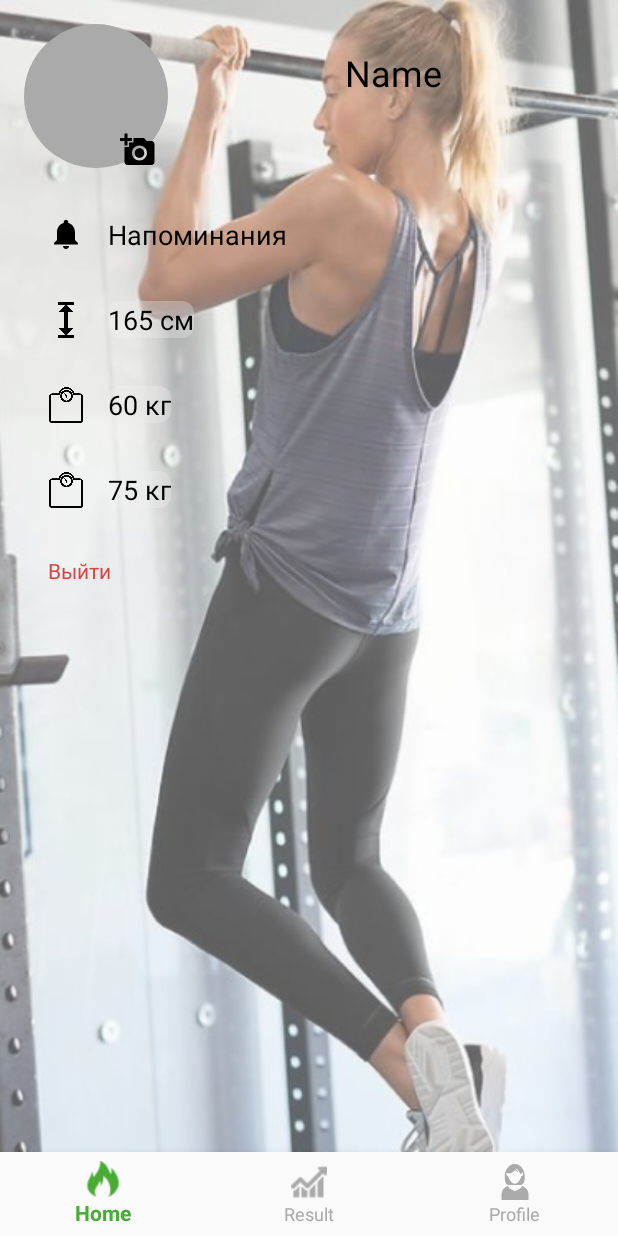
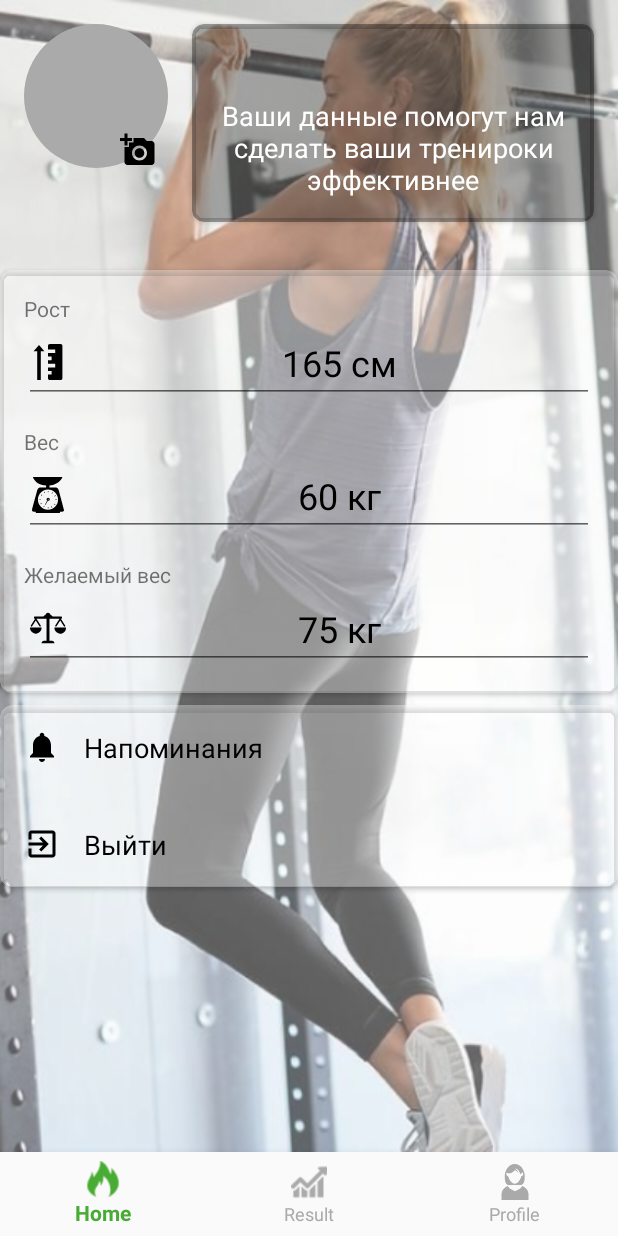
Before and after one commit to Temirbay/TrainingApp, an Android app: the fragment ProfileFragment placed in its activity, on a phone screen of 412 x 824 dp. Run offline under Robolectric (Android 15) with nearby library versions, the phone set to English and light mode, and no system bars; our stand-ins replace ButterKnife, CircleImageView, Firebase (no records; nobody signed in at launch, a user with empty details on screens opened directly); pictures from the network do not load; 3 statements that could not run were skipped.

Commit message:
changed design

```diff
--- a/app/src/main/java/com/example/trainingapp/exercises/ExerciseDetailsActivity.java
+++ b/app/src/main/java/com/example/trainingapp/exercises/ExerciseDetailsActivity.java
@@ -1,7 +1,7 @@
 package com.example.trainingapp.exercises;
 
+import android.os.Bundle;
 import android.support.v7.app.AppCompatActivity;
-import android.os.Bundle;
 import android.widget.ImageView;
 import android.widget.TextView;
 
@@ -20,6 +20,9 @@ public class ExerciseDetailsActivity extends AppCompatActivity {
     @BindView(R.id.body)
     TextView body;
 
+    @BindView(R.id.nameLabel)
+    TextView name;
+
     private Exercise exercise;
 
     @Override
@@ -31,6 +34,7 @@ public class ExerciseDetailsActivity extends AppCompatActivity {
         if (exercise != null) {
             Glide.with(this).asGif().load(exercise.gif).into(gif);
             body.setText(exercise.body);
+            name.setText(exercise.name);
         }
     }
 }
--- a/app/src/main/java/com/example/trainingapp/main/ProfileFragment.java
+++ b/app/src/main/java/com/example/trainingapp/main/ProfileFragment.java
@@ -62,6 +62,8 @@ public class ProfileFragment extends Fragment implements View.OnClickListener {
     @BindView(R.id.need_weight_edit)
     EditText needWeight;
 
+    @BindView(R.id.name)
+    TextView name;
 
     @Nullable
     @Override
@@ -81,9 +83,10 @@ public class ProfileFragment extends Fragment implements View.OnClickListener {
     private void initViews() {
         bnSignOut.setOnClickListener(this);
         bnNotifications.setOnClickListener(this);
-        height.setText(CurrentUser.height.toString());
-        weight.setText(CurrentUser.weight.toString());
-        needWeight.setText(CurrentUser.needWeight.toString());
+        name.setText(CurrentUser.name);
+        height.setText(CurrentUser.height.toString() + " см");
+        weight.setText(CurrentUser.weight.toString() + " кг");
+        needWeight.setText(CurrentUser.needWeight.toString() + " кг");
         if (CurrentUser.imageUrl != null)
             if (!CurrentUser.imageUrl.equals(""))
                 showAvatar(CurrentUser.imageUrl);
--- /dev/null
+++ b/app/src/main/res/drawable/ic_exit.xml
@@ -0,0 +1,9 @@
+<vector xmlns:android="http://schemas.android.com/apk/res/android"
+        android:width="24dp"
+        android:height="24dp"
+        android:viewportWidth="24.0"
+        android:viewportHeight="24.0">
+    <path
+        android:fillColor="#FF000000"
+        android:pathData="M10.09,15.59L11.5,17l5,-5 -5,-5 -1.41,1.41L12.67,11H3v2h9.67l-2.58,2.59zM19,3H5c-1.11,0 -2,0.9 -2,2v4h2V5h14v14H5v-4H3v4c0,1.1 0.89,2 2,2h14c1.1,0 2,-0.9 2,-2V5c0,-1.1 -0.9,-2 -2,-2z"/>
+</vector>
--- /dev/null
+++ b/app/src/main/res/drawable/ic_height.xml
@@ -0,0 +1,5 @@
+<vector android:height="24dp" android:viewportHeight="20"
+    android:viewportWidth="20" android:width="24dp" xmlns:android="http://schemas.android.com/apk/res/android">
+    <path android:fillColor="#FF000000" android:pathData="m10,1v2h4v2h-4v2h2v2h-2v2h4v2h-4v2h2v2h-2v2c0,0.552 0.448,1 1,1h6c0.552,0 1,-0.448 1,-1v-18c0,-0.552 -0.448,-1 -1,-1h-6c-0.552,0 -1,0.448 -1,1z"/>
+    <path android:fillColor="#FF000000" android:pathData="M2,4l3,-3.414l3,3.414l-2,0l0,16l-2,0l0,-16z"/>
+</vector>
--- /dev/null
+++ b/app/src/main/res/drawable/ic_next.xml
@@ -0,0 +1,9 @@
+<vector xmlns:android="http://schemas.android.com/apk/res/android"
+        android:width="24dp"
+        android:height="24dp"
+        android:viewportWidth="24.0"
+        android:viewportHeight="24.0">
+    <path
+        android:fillColor="#FF000000"
+        android:pathData="M6,18l8.5,-6L6,6v12zM16,6v12h2V6h-2z"/>
+</vector>
--- /dev/null
+++ b/app/src/main/res/drawable/ic_prev.xml
@@ -0,0 +1,9 @@
+<vector xmlns:android="http://schemas.android.com/apk/res/android"
+        android:width="24dp"
+        android:height="24dp"
+        android:viewportWidth="24.0"
+        android:viewportHeight="24.0">
+    <path
+        android:fillColor="#FF000000"
+        android:pathData="M6,6h2v12L6,18zM9.5,12l8.5,6L18,6z"/>
+</vector>
--- /dev/null
+++ b/app/src/main/res/drawable/ic_weight.xml
@@ -0,0 +1,17 @@
+<vector android:height="24dp" android:viewportHeight="380.721"
+    android:viewportWidth="380.721" android:width="24dp" xmlns:android="http://schemas.android.com/apk/res/android">
+    <path android:fillColor="#FF000000" android:pathData="M357.946,340.671c-2.754,-9.399 -47.591,-177.249 -53.69,-200.091c-6.076,-22.831 -21.959,-28.936 -39.852,-28.936c-6.17,0 -29.965,0 -58.326,0V90.55C314.561,80.454 343.492,0 343.492,0H30.032c0,0 24.26,84.985 140.261,91.015v20.617c-26.392,0 -48.125,0 -53.98,0c-17.893,0 -33.764,6.105 -39.858,28.937C70.366,163.411 25.535,331.26 22.776,340.66c-3.439,11.781 -2.37,27.165 21.604,27.165c2.644,0 8.639,0 17.12,0v12.896h254.78v-12.885c9.945,0 17.114,0 20.031,0C360.316,367.836 361.384,352.453 357.946,340.671zM190.364,133.44c58.737,0 106.328,47.567 106.328,106.299s-47.591,106.312 -106.328,106.312c-58.715,0 -106.306,-47.579 -106.306,-106.312S131.648,133.44 190.364,133.44z"/>
+    <path android:fillColor="#FF000000" android:pathData="M129.331,192.952l-10.91,-7.767l-3.224,4.52l10.753,7.627C126.949,195.797 128.186,194.427 129.331,192.952z"/>
+    <path android:fillColor="#FF000000" android:pathData="M159.335,169.133l-5.948,-12.025l-4.984,2.475l6.064,12.206C156.1,170.922 157.645,169.9 159.335,169.133z"/>
+    <path android:fillColor="#FF000000" android:pathData="M113.158,239.74c0,-0.628 0.18,-1.196 0.203,-1.812H99.825v5.542h13.716C113.495,242.204 113.158,241.018 113.158,239.74z"/>
+    <path android:fillColor="#FF000000" android:pathData="M273.792,199.051l-2.661,-4.846l-13.907,7.611c0.883,1.58 1.824,3.207 2.638,4.845L273.792,199.051z"/>
+    <path android:fillColor="#FF000000" android:pathData="M241.503,163.307l-4.764,-2.858l-7.703,12.827c1.592,0.941 3.299,1.69 4.856,2.725L241.503,163.307z"/>
+    <path android:fillColor="#FF000000" android:pathData="M194.517,162.964v-14.245h-5.548v13.954c0.465,0 0.918,-0.128 1.383,-0.128C191.792,162.545 193.111,162.888 194.517,162.964z"/>
+    <path android:fillColor="#FF000000" android:pathData="M235.113,321.837l-7.412,-14.941c-1.604,0.917 -3.195,1.905 -4.869,2.673l7.285,14.732L235.113,321.837z"/>
+    <path android:fillColor="#FF000000" android:pathData="M268.319,291.699l-13.513,-9.597c-0.999,1.557 -2.254,2.928 -3.369,4.38l13.652,9.725L268.319,291.699z"/>
+    <path android:fillColor="#FF000000" android:pathData="M267.576,239.74c0,1.267 -0.303,2.464 -0.36,3.718h16.498v-5.542h-16.301C267.401,238.555 267.576,239.112 267.576,239.74z"/>
+    <path android:fillColor="#FF000000" android:pathData="M188.969,316.807v15.812h5.548v-16.104c-1.406,0.07 -2.725,0.418 -4.165,0.418C189.887,316.934 189.434,316.807 188.969,316.807z"/>
+    <path android:fillColor="#FF000000" android:pathData="M122.284,275.385l-12.601,6.855l2.667,4.857l12.554,-6.832C123.951,278.674 123.132,277.036 122.284,275.385z"/>
+    <path android:fillColor="#FF000000" android:pathData="M154.648,307.791c-1.656,-0.872 -3.312,-1.708 -4.892,-2.661L142,318.026l4.758,2.859L154.648,307.791z"/>
+    <path android:fillColor="#FF000000" android:pathData="M157.814,293.79l4.27,2.417l26.746,-44.743c1.092,0.244 2.104,0.662 3.26,0.662c9.398,0 16.998,-7.61 16.998,-16.986c0,-9.389 -7.6,-16.998 -16.998,-16.998c-9.365,0 -16.981,7.609 -16.981,16.998c0,5.367 2.644,9.945 6.536,13.082L157.814,293.79zM192.1,230.282c2.714,0 4.88,2.186 4.88,4.857c0,2.684 -2.178,4.879 -4.88,4.879c-2.689,0 -4.845,-2.195 -4.845,-4.879C187.255,232.467 189.411,230.282 192.1,230.282z"/>
+</vector>
--- /dev/null
+++ b/app/src/main/res/drawable/ic_weight_balance.xml
@@ -0,0 +1,6 @@
+<vector android:height="24dp" android:viewportHeight="460"
+    android:viewportWidth="460" android:width="24dp" xmlns:android="http://schemas.android.com/apk/res/android">
+    <path android:fillColor="#FF000000" android:pathData="M279.27,392.188h-30.51V112.579h128.58l-54.464,86.423c-2.762,4.382 -1.448,10.176 2.935,12.937c1.554,0.98 3.282,1.445 4.992,1.445c3.115,0 6.161,-1.551 7.944,-4.378l47.235,-74.954l47.233,74.954c2.763,4.382 8.557,5.696 12.938,2.933c4.382,-2.761 5.694,-8.555 2.933,-12.937l-54.462,-86.423h0.688c8.029,0 14.539,-6.51 14.539,-14.539c0,-8.028 -6.509,-14.538 -14.539,-14.538H288.356c-6.04,-8.786 -14.954,-15.438 -25.39,-18.596C261.475,48.005 247.289,34.75 230,34.75c-17.29,0 -31.475,13.255 -32.967,30.156c-10.436,3.158 -19.35,9.81 -25.389,18.596H64.688c-8.03,0 -14.54,6.51 -14.54,14.538c0,8.029 6.509,14.539 14.54,14.539h0.688l-54.464,86.423c-2.762,4.382 -1.448,10.176 2.934,12.937c1.554,0.98 3.283,1.445 4.992,1.445c3.114,0 6.162,-1.551 7.945,-4.378l47.235,-74.954l47.234,74.954c2.762,4.382 8.555,5.696 12.937,2.933c4.383,-2.761 5.696,-8.555 2.935,-12.937l-54.463,-86.423h128.58v279.607h-30.509c-18.259,0 -33.062,14.804 -33.062,33.063h164.661C312.331,406.99 297.528,392.188 279.27,392.188z"/>
+    <path android:fillColor="#FF000000" android:pathData="M143.035,223.359H5c-2.761,0 -5,2.238 -5,5c0,40.813 33.204,74.017 74.018,74.017c40.813,0 74.018,-33.204 74.018,-74.017C148.035,225.598 145.796,223.359 143.035,223.359z"/>
+    <path android:fillColor="#FF000000" android:pathData="M455,223.359H316.965c-2.761,0 -5,2.238 -5,5c0,40.813 33.204,74.017 74.019,74.017c40.813,0 74.017,-33.204 74.017,-74.017C460,225.598 457.761,223.359 455,223.359z"/>
+</vector>
--- a/app/src/main/res/layout/activity_exercise_details.xml
+++ b/app/src/main/res/layout/activity_exercise_details.xml
@@ -1,5 +1,5 @@
 <?xml version="1.0" encoding="utf-8"?>
-<LinearLayout xmlns:android="http://schemas.android.com/apk/res/android"
+<android.support.constraint.ConstraintLayout xmlns:android="http://schemas.android.com/apk/res/android"
     xmlns:app="http://schemas.android.com/apk/res-auto"
     xmlns:tools="http://schemas.android.com/tools"
     android:layout_width="match_parent"
@@ -8,11 +8,25 @@
     android:gravity="center"
     tools:context=".exercises.ExerciseDetailsActivity">
 
+    <TextView
+        android:id="@+id/nameLabel"
+        android:layout_width="wrap_content"
+        android:layout_height="wrap_content"
+        app:layout_constraintTop_toTopOf="parent"
+        app:layout_constraintStart_toStartOf="parent"
+        app:layout_constraintEnd_toEndOf="parent"
+        android:textColor="@color/textColorDark"
+        android:textSize="24sp"
+        android:textAlignment="center"
+        android:layout_marginTop="32dp"/>
 
     <android.support.v7.widget.CardView
         android:id="@+id/card"
         android:layout_width="match_parent"
         android:layout_height="wrap_content"
+        app:cardCornerRadius="16dp"
+        app:cardBackgroundColor="#55FFFFFF"
+        app:cardElevation="2dp"
         app:layout_constraintTop_toTopOf="parent"
         app:layout_constraintBottom_toBottomOf="parent"
         app:layout_constraintStart_toStartOf="parent"
@@ -23,11 +37,24 @@
             android:layout_width="match_parent"
             android:layout_height="match_parent">
 
+            <TextView
+                android:id="@+id/timer"
+                android:text="08:00"
+                android:textColor="@color/textColorDark"
+                android:textSize="24sp"
+                android:layout_margin="16dp"
+                app:layout_constraintStart_toStartOf="parent"
+                app:layout_constraintEnd_toEndOf="parent"
+                app:layout_constraintTop_toTopOf="parent"
+                android:layout_width="wrap_content"
+                android:layout_height="wrap_content" />
+
             <ImageView
                 android:id="@+id/gif"
                 android:layout_width="291dp"
                 android:layout_height="141dp"
-                app:layout_constraintTop_toTopOf="parent"
+                android:layout_marginTop="32dp"
+                app:layout_constraintTop_toBottomOf="@id/timer"
                 app:layout_constraintStart_toStartOf="parent"
                 app:layout_constraintEnd_toEndOf="parent"/>
 
@@ -37,9 +64,46 @@
                 android:layout_height="wrap_content"
                 android:textColor="@color/textColorDark"
                 android:textSize="18sp"
-                app:layout_constraintTop_toBottomOf="@id/gif"
-                android:layout_margin="16dp"/>
+                android:layout_marginStart="16dp"
+                android:layout_marginEnd="16dp"
+                android:layout_marginTop="32dp"
+                app:layout_constraintTop_toBottomOf="@id/gif" />
+
+            <TextView
+                android:id="@+id/counter"
+                android:layout_width="wrap_content"
+                android:layout_height="wrap_content"
+                android:textColor="@color/textColorDark"
+                android:textSize="24sp"
+                android:text="0"
+                android:layout_marginTop="32dp"
+                android:layout_marginBottom="16dp"
+                android:textAlignment="center"
+                app:layout_constraintTop_toBottomOf="@id/body"
+                app:layout_constraintBottom_toBottomOf="parent"
+                app:layout_constraintStart_toStartOf="parent"
+                app:layout_constraintEnd_toEndOf="parent"/>
+
+            <ImageView
+                android:id="@+id/prev"
+                android:src="@drawable/ic_prev"
+                android:layout_width="40dp"
+                android:layout_height="40dp"
+                android:layout_margin="16dp"
+                app:layout_constraintTop_toTopOf="@id/counter"
+                app:layout_constraintBottom_toBottomOf="@id/counter"
+                app:layout_constraintStart_toStartOf="parent"/>
+
+            <ImageView
+                android:id="@+id/next"
+                android:src="@drawable/ic_next"
+                android:layout_width="40dp"
+                android:layout_height="40dp"
+                android:layout_margin="16dp"
+                app:layout_constraintTop_toTopOf="@id/counter"
+                app:layout_constraintBottom_toBottomOf="@id/counter"
+                app:layout_constraintEnd_toEndOf="parent"/>
 
         </android.support.constraint.ConstraintLayout>
     </android.support.v7.widget.CardView>
-</LinearLayout>
+</android.support.constraint.ConstraintLayout>
--- a/app/src/main/res/layout/fragment_home.xml
+++ b/app/src/main/res/layout/fragment_home.xml
@@ -25,12 +25,15 @@
         android:layout_height="wrap_content"
         android:layout_margin="16dp"
         app:cardCornerRadius="16dp"
+        app:cardBackgroundColor="#55FFFFFF"
+        app:cardElevation="2dp"
         app:layout_constraintTop_toBottomOf="@id/nameLabel"
         android:layout_marginTop="64dp">
 
         <android.support.constraint.ConstraintLayout
             android:layout_width="match_parent"
             android:layout_height="match_parent"
+            android:background="@android:color/transparent"
             android:padding="16dp">
 
             <TextView
--- a/app/src/main/res/layout/fragment_profile.xml
+++ b/app/src/main/res/layout/fragment_profile.xml
@@ -25,123 +25,166 @@
         app:layout_constraintEnd_toEndOf="@id/avatar"
         app:layout_constraintBottom_toBottomOf="@id/avatar" />
 
+    <android.support.v7.widget.CardView
+        android:id="@+id/nameCard"
+        android:layout_width="0dp"
+        android:layout_height="wrap_content"
+        app:cardBackgroundColor="#55000000"
+        app:cardElevation="2dp"
+        app:cardCornerRadius="8dp"
+        android:layout_margin="16dp"
+        app:layout_constraintTop_toTopOf="parent"
+        app:layout_constraintStart_toEndOf="@id/avatar"
+        app:layout_constraintEnd_toEndOf="parent">
+
+        <LinearLayout
+            android:layout_width="match_parent"
+            android:layout_height="wrap_content"
+            android:orientation="vertical"
+            android:padding="16dp">
+
             <TextView
                 android:id="@+id/name"
-        android:layout_width="0dp"
+                android:layout_width="match_parent"
                 android:layout_height="wrap_content"
                 android:text="Name"
                 android:textSize="24sp"
-        android:padding="16dp"
-        android:layout_margin="16dp"
-        android:textColor="@color/textColorDark"
+                android:textColor="@color/textColorLight"
                 app:layout_constraintStart_toEndOf="@id/avatar"
                 app:layout_constraintEnd_toEndOf="parent"
                 app:layout_constraintTop_toTopOf="parent"
                 android:textAlignment="center"/>
 
+            <TextView
+                android:layout_width="match_parent"
+                android:layout_height="wrap_content"
+                android:text="Ваши данные помогут нам сделать ваши тренироки эффективнее"
+                android:textSize="18sp"
+                android:textColor="@color/textColorLight"
+                app:layout_constraintStart_toEndOf="@id/avatar"
+                app:layout_constraintEnd_toEndOf="parent"
+                app:layout_constraintTop_toTopOf="parent"
+                android:textAlignment="center" />
+        </LinearLayout>
+
+
+
+    </android.support.v7.widget.CardView>
+
+
+    <android.support.v7.widget.CardView
+        android:id="@+id/card"
+        android:layout_width="match_parent"
+        android:layout_height="wrap_content"
+        app:cardBackgroundColor="#55FFFFFF"
+        app:cardElevation="2dp"
+        app:cardCornerRadius="8dp"
+        android:layout_marginTop="32dp"
+        app:layout_constraintTop_toBottomOf="@id/nameCard">
+
+        <LinearLayout
+            android:layout_width="match_parent"
+            android:layout_height="wrap_content"
+            android:padding="16dp"
+            android:orientation="vertical">
+
+            <TextView
+                android:layout_width="match_parent"
+                android:layout_height="wrap_content"
+                android:text="Рост" />
+
+            <EditText
+                android:id="@+id/height_edit"
+                android:layout_width="match_parent"
+                android:layout_height="wrap_content"
+                android:text="165 см"
+                android:drawableStart="@drawable/ic_height"
+                android:drawablePadding="16dp"
+                android:textSize="24sp"
+                android:textColor="@color/textColorDark"
+                android:textAlignment="center"
+                android:drawableLeft="@drawable/ic_height" />
+
+            <TextView
+                android:layout_width="match_parent"
+                android:layout_height="wrap_content"
+                android:text="Вес"
+                android:layout_marginTop="16dp" />
+
+            <EditText
+                android:id="@+id/weight_edit"
+                android:layout_width="match_parent"
+                android:layout_height="wrap_content"
+                android:text="60 кг"
+                android:textSize="24sp"
+                android:drawableStart="@drawable/ic_weight"
+                android:drawablePadding="16dp"
+                android:textColor="@color/textColorDark"
+                android:textAlignment="center"
+                android:drawableLeft="@drawable/ic_weight" />
+
+
+            <TextView
+                android:layout_width="match_parent"
+                android:layout_height="wrap_content"
+                android:text="Желаемый вес"
+                android:layout_marginTop="16dp" />
+
+            <EditText
+                android:id="@+id/need_weight_edit"
+                android:layout_width="match_parent"
+                android:layout_height="wrap_content"
+                android:text="75 кг"
+                android:textSize="24sp"
+                android:drawableStart="@drawable/ic_weight_balance"
+                android:drawablePadding="16dp"
+                android:textColor="@color/textColorDark"
+                android:textAlignment="center"
+                android:drawableLeft="@drawable/ic_weight_balance" />
+        </LinearLayout>
+    </android.support.v7.widget.CardView>
+
+    <android.support.v7.widget.CardView
+        android:id="@+id/buttonsCard"
+        android:layout_width="match_parent"
+        android:layout_height="wrap_content"
+        app:cardBackgroundColor="#55FFFFFF"
+        app:cardElevation="2dp"
+        app:cardCornerRadius="8dp"
+        android:layout_marginTop="8dp"
+        app:layout_constraintTop_toBottomOf="@id/card">
+
+        <LinearLayout
+            android:layout_width="match_parent"
+            android:layout_height="wrap_content"
+            android:orientation="vertical">
 
             <TextView
                 android:id="@+id/bnNotifications"
-        android:layout_width="wrap_content"
+                android:layout_width="match_parent"
                 android:layout_height="wrap_content"
-        android:text="Hапоминания"
+                android:text="@string/notifications"
                 android:textSize="18sp"
                 android:padding="16dp"
                 android:drawableStart="@drawable/ic_notifications"
                 android:drawablePadding="16dp"
-        android:layout_margin="16dp"
                 android:textColor="@color/textColorDark"
-        app:layout_constraintTop_toBottomOf="@id/avatar"
-        app:layout_constraintStart_toStartOf="parent"
-        android:textAlignment="center"
                 android:drawableLeft="@drawable/ic_notifications" />
-
-    <ImageView
-        android:id="@+id/height_icon"
-        android:layout_width="24dp"
-        android:layout_height="24dp"
-        android:src="@drawable/height"
-        android:layout_marginStart="32dp"
-        app:layout_constraintStart_toStartOf="parent"
-        app:layout_constraintTop_toTopOf="@id/height_edit"
-        app:layout_constraintBottom_toBottomOf="@id/height_edit"
-        android:layout_marginLeft="32dp" />
-
-    <EditText
-        android:id="@+id/height_edit"
-        android:layout_width="wrap_content"
-        android:layout_height="wrap_content"
-        android:text="165 см"
-        android:textSize="18sp"
-        android:background="@drawable/background_field"
-        android:layout_margin="16dp"
-        android:textColor="@color/textColorDark"
-        app:layout_constraintStart_toEndOf="@id/height_icon"
-        app:layout_constraintTop_toBottomOf="@id/bnNotifications"
-        android:textAlignment="center" />
-
-    <ImageView
-        android:id="@+id/weight_icon"
-        android:layout_width="24dp"
-        android:layout_height="24dp"
-        android:src="@drawable/weight"
-        android:layout_marginStart="32dp"
-        app:layout_constraintStart_toStartOf="parent"
-        app:layout_constraintTop_toTopOf="@id/weight_edit"
-        app:layout_constraintBottom_toBottomOf="@id/weight_edit"
-        android:layout_marginLeft="32dp" />
-
-    <EditText
-        android:id="@+id/weight_edit"
-        android:layout_width="wrap_content"
-        android:layout_height="wrap_content"
-        android:text="60 кг"
-        android:textSize="18sp"
-        android:layout_marginStart="16dp"
-        android:layout_marginTop="32dp"
-        android:background="@drawable/background_field"
-        android:textColor="@color/textColorDark"
-        app:layout_constraintStart_toEndOf="@id/height_icon"
-        app:layout_constraintTop_toBottomOf="@id/height_edit"
-        android:textAlignment="center"
-        android:layout_marginLeft="16dp" />
-
-
-    <ImageView
-        android:id="@+id/need_weight_icon"
-        android:layout_width="24dp"
-        android:layout_height="24dp"
-        android:src="@drawable/weight"
-        android:layout_marginStart="32dp"
-        app:layout_constraintStart_toStartOf="parent"
-        app:layout_constraintTop_toTopOf="@id/need_weight_edit"
-        app:layout_constraintBottom_toBottomOf="@id/need_weight_edit"
-        android:layout_marginLeft="32dp" />
-
-    <EditText
-        android:id="@+id/need_weight_edit"
-        android:layout_width="wrap_content"
-        android:layout_height="wrap_content"
-        android:text="75 кг"
-        android:textSize="18sp"
-        android:layout_marginStart="16dp"
-        android:layout_marginTop="32dp"
-        android:background="@drawable/background_field"
-        android:textColor="@color/textColorDark"
-        app:layout_constraintStart_toEndOf="@id/height_icon"
-        app:layout_constraintTop_toBottomOf="@id/weight_edit"
-        android:textAlignment="center"
-        android:layout_marginLeft="16dp" />
-
 
             <TextView
                 android:id="@+id/bnSignOut"
                 android:layout_width="match_parent"
                 android:layout_height="wrap_content"
                 android:text="@string/signout"
+                android:drawableStart="@drawable/ic_exit"
+                android:drawablePadding="16dp"
                 android:padding="16dp"
-        android:layout_margin="16dp"
-        android:textColor="@color/red"
-        app:layout_constraintTop_toBottomOf="@id/need_weight_edit"/>
+                android:textSize="18sp"
+                android:layout_marginTop="8dp"
+                android:textColor="@color/textColorDark"
+                android:drawableLeft="@drawable/ic_exit" />
+        </LinearLayout>
+    </android.support.v7.widget.CardView>
+
 
 </android.support.constraint.ConstraintLayout>
--- a/app/src/main/res/layout/item_exercise.xml
+++ b/app/src/main/res/layout/item_exercise.xml
@@ -5,6 +5,8 @@
     android:layout_height="wrap_content"
     app:cardCornerRadius="16dp"
     android:layout_margin="16dp"
+    app:cardBackgroundColor="#55FFFFFF"
+    app:cardElevation="2dp"
     xmlns:app="http://schemas.android.com/apk/res-auto">
 
     <android.support.constraint.ConstraintLayout
--- a/app/src/main/res/values/strings.xml
+++ b/app/src/main/res/values/strings.xml
@@ -21,4 +21,5 @@
     <string name="save">сохранить</string>
     <string name="channel_name">notification_name</string>
     <string name="channel_description">notification_description</string>
+    <string name="notifications">Hапоминания</string>
 </resources>
```
Also changed, not shown: app/src/main/res/drawable/height.png (deleted), app/src/main/res/drawable/weight.png (deleted). Lines whose indentation alone changed are shown as unchanged.
